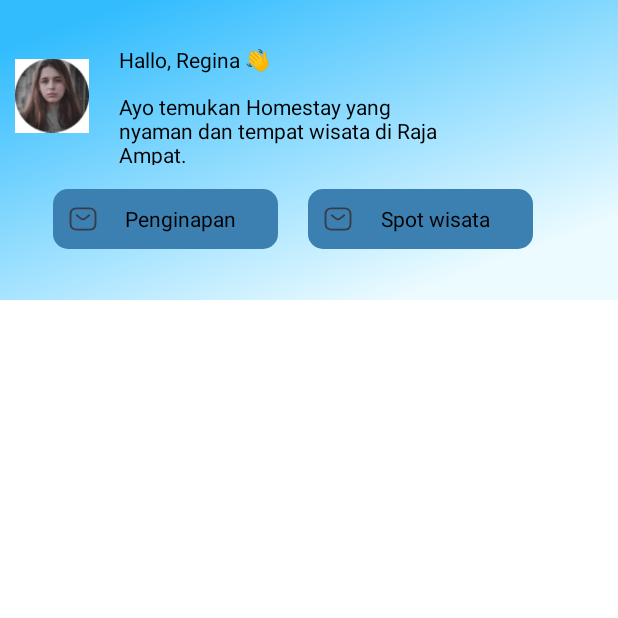
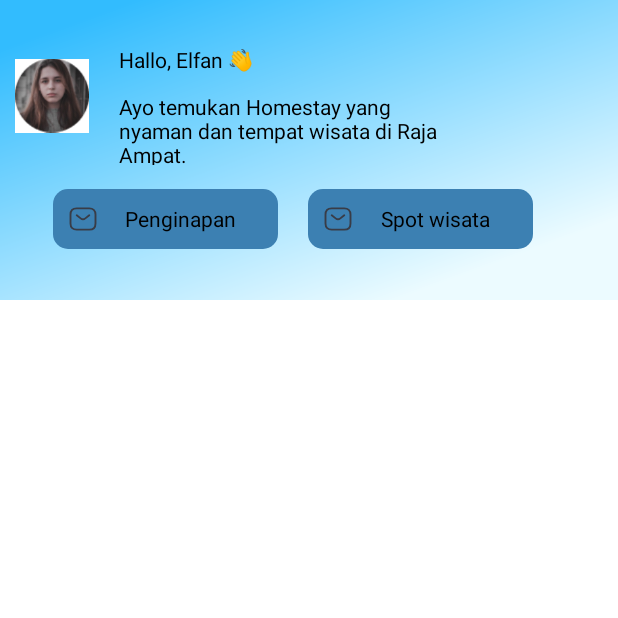
Before and after one commit to backprosuhendra/Aplikasiwisatarajaampat, an Android app: the home screen opened directly, with no data from a screen before it, on a phone screen of 412 x 824 dp, the top half of it. Run offline under Robolectric (Android 15) with nearby library versions, the phone set to English and light mode, and no system bars.

Commit message:
tes elfan

```diff
--- a/app/src/main/res/layout/activity_home.xml
+++ b/app/src/main/res/layout/activity_home.xml
@@ -56,7 +56,7 @@
                     android:layout_width="wrap_content"
                     android:layout_height="31dp"
                     android:textColor="@color/black"
-                    android:text="Hallo, Regina 👋" />
+                    android:text="Hallo, Elfan 👋" />
 
                 <TextView
                     android:id="@+id/email"
```
